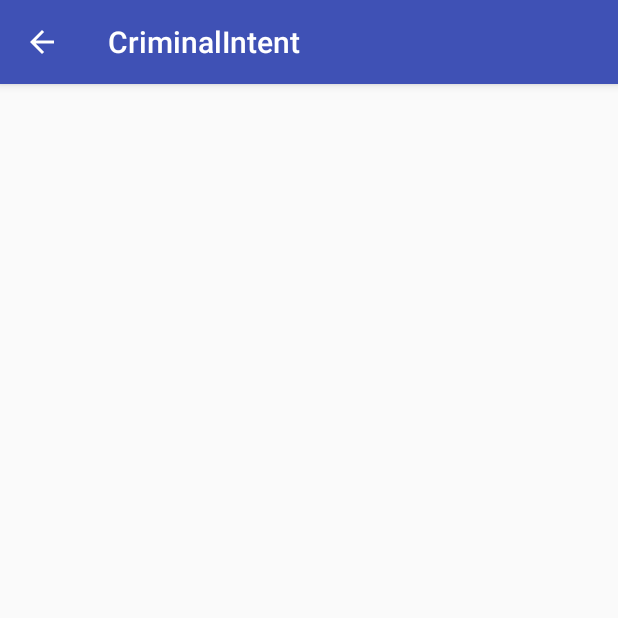
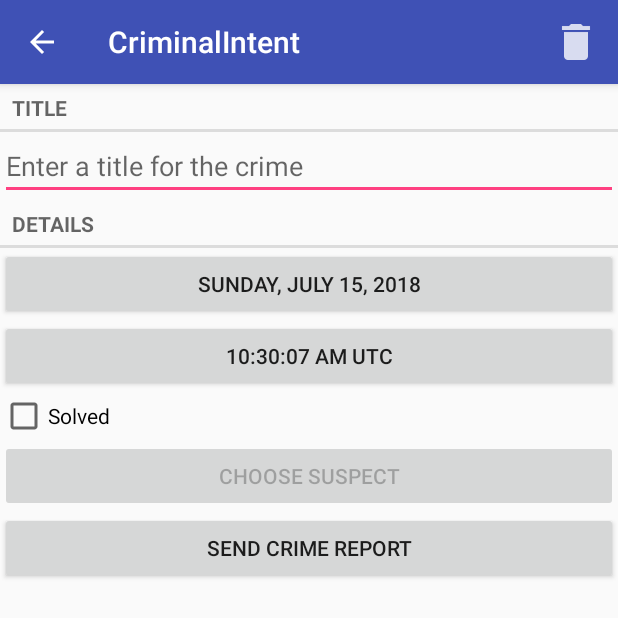
Before and after one commit to DelmarZhao/BigNerdRanchAndroid, an Android app: the screen it shows after launch (CrimePagerActivity), after a tap on "New Crime", on a phone screen of 412 x 824 dp, the top half of it. Run offline under Robolectric (Android 15) with nearby library versions, the phone set to English and light mode, and no system bars.

Commit message:
Added delete, suspect, and report sending features. CH15 P303

```diff
--- a/CriminalIntent/app/src/main/java/com/bignerdranch/android/criminalintent/Crime.java
+++ b/CriminalIntent/app/src/main/java/com/bignerdranch/android/criminalintent/Crime.java
@@ -8,9 +8,14 @@ public class Crime {
     private String mTitle;
     private Date mDate;
     private boolean mSolved;
+    private String mSuspect;
 
-    public Crime() {
-        mId = UUID.randomUUID();
+    public Crime(){
+        this(UUID.randomUUID());
+    }
+
+    public Crime(UUID id) {
+        mId = id;
         mDate = new Date();
     }
 
@@ -41,4 +46,12 @@ public class Crime {
     public void setSolved(boolean solved) {
         mSolved = solved;
     }
+
+    public String getSuspect() {
+        return mSuspect;
+    }
+
+    public void setSuspect(String suspect) {
+        mSuspect = suspect;
+    }
 }
--- a/CriminalIntent/app/src/main/java/com/bignerdranch/android/criminalintent/CrimeFragment.java
+++ b/CriminalIntent/app/src/main/java/com/bignerdranch/android/criminalintent/CrimeFragment.java
@@ -2,13 +2,21 @@ package com.bignerdranch.android.criminalintent;
 
 import android.app.Activity;
 import android.content.Intent;
+import android.content.pm.PackageManager;
+import android.database.Cursor;
+import android.net.Uri;
 import android.os.Bundle;
+import android.provider.ContactsContract;
 import android.support.annotation.Nullable;
 import android.support.v4.app.Fragment;
 import android.support.v4.app.FragmentManager;
 import android.text.Editable;
 import android.text.TextWatcher;
+import android.text.format.DateFormat;
 import android.view.LayoutInflater;
+import android.view.Menu;
+import android.view.MenuInflater;
+import android.view.MenuItem;
 import android.view.View;
 import android.view.ViewGroup;
 import android.widget.Button;
@@ -17,7 +25,6 @@ import android.widget.CompoundButton;
 import android.widget.DatePicker;
 import android.widget.EditText;
 
-import java.text.DateFormat;
 import java.util.Date;
 import java.util.UUID;
 
@@ -31,7 +38,10 @@ public class CrimeFragment extends Fragment {
     private static final int REQUEST_DATE = 0;
 
     private static final String DIALOG_TIME = "DialogTime";
+
     private static final int REQUEST_TIME = 1;
+
+    private static final int REQUEST_CONTACT = 2;
 
 
     private Crime mCrime;
@@ -39,6 +49,8 @@ public class CrimeFragment extends Fragment {
     private Button mDateButton;
     private Button mTimeButton;
     private CheckBox mSolvedCheckBox;
+    private Button mReportButton;
+    private Button mSuspectButton;
 
 
     public static CrimeFragment newInstance(UUID crimeId){
@@ -54,6 +66,7 @@ public class CrimeFragment extends Fragment {
         super.onCreate(savedInstanceState);
         UUID crimeId = (UUID) getArguments().getSerializable(ARG_CRIME_ID);
         mCrime = CrimeLab.get(getActivity()).getCrime(crimeId);
+        setHasOptionsMenu(true);
     }
 
 
@@ -119,7 +132,60 @@ public class CrimeFragment extends Fragment {
             }
         });
 
+        mReportButton = (Button) v.findViewById(R.id.crime_report);
+        mReportButton.setOnClickListener(new View.OnClickListener(){
+            @Override
+            public void onClick(View v){
+                Intent i = new Intent(Intent.ACTION_SEND);
+                i.setType("text/plain");
+                i.putExtra(Intent.EXTRA_TEXT, getCrimeReport());
+                i.putExtra(Intent.EXTRA_SUBJECT, getString(R.string.crime_report_subject));
+                i = Intent.createChooser(i, getString(R.string.send_report));
+                startActivity(i);
+            }
+        });
+
+        final Intent pickContact = new Intent(Intent.ACTION_PICK,
+                ContactsContract.Contacts.CONTENT_URI);
+
+        mSuspectButton = (Button) v.findViewById(R.id.crime_suspect);
+        mSuspectButton.setOnClickListener(new View.OnClickListener(){
+            @Override
+            public void onClick(View v){
+                startActivityForResult(pickContact, REQUEST_CONTACT);
+            }
+        });
+
+        if (mCrime.getSuspect() != null){
+            mSuspectButton.setText(mCrime.getSuspect());
+        }
+
+        PackageManager packageManager = getActivity().getPackageManager();
+        if (packageManager.resolveActivity(pickContact, PackageManager.MATCH_DEFAULT_ONLY) == null){
+            mSuspectButton.setEnabled(false);
+        }
+
+
         return v;
+    }
+
+    @Override
+    public void onCreateOptionsMenu(Menu menu, MenuInflater inflater){
+        super.onCreateOptionsMenu(menu, inflater);
+        inflater.inflate(R.menu.fragment_crime, menu);
+    }
+
+
+    @Override public boolean onOptionsItemSelected(MenuItem item){
+        switch(item.getItemId()){
+            case R.id.delete_crime:
+                //TODO implement this
+                CrimeLab.get(getActivity()).deleteCrime(mCrime);
+                getActivity().finish();
+                return true;
+            default:
+                return super.onOptionsItemSelected(item);
+        }
     }
 
     @Override
@@ -132,19 +198,60 @@ public class CrimeFragment extends Fragment {
             Date date = (Date) data.getSerializableExtra(DatePickerFragment.EXTRA_DATE);
             mCrime.setDate(date);
             updateDate();
-        }
-
-        if (requestCode == REQUEST_TIME){
+        } else if (requestCode == REQUEST_TIME){
             Date date = (Date) data.getSerializableExtra(TimePickerFragment.EXTRA_TIME);
             mCrime.setDate(date);
             updateDate();
+        } else if (requestCode == REQUEST_CONTACT && data != null){
+            Uri contactUri = data.getData();
+            String[] queryFields = new String[] {ContactsContract.Contacts.DISPLAY_NAME};
+
+            Cursor c = getActivity().getContentResolver().query(contactUri, queryFields,
+                    null, null, null);
+            try{
+                if (c.getCount() == 0){
+                    return;
+                }
+
+                c.moveToFirst();
+                String suspect = c.getString(0);
+                mCrime.setSuspect(suspect);
+                mSuspectButton.setText(suspect);
+            } finally {
+                c.close();
+            }
         }
     }
 
     private void updateDate() {
-        DateFormat dateFormat = DateFormat.getDateInstance(DateFormat.FULL);
-        DateFormat timeFormat = DateFormat.getTimeInstance(DateFormat.LONG);
+        java.text.DateFormat dateFormat = java.text.DateFormat.getDateInstance(java.text.DateFormat.FULL);
+        java.text.DateFormat timeFormat = java.text.DateFormat.getTimeInstance(java.text.DateFormat.LONG);
         mDateButton.setText(dateFormat.format(mCrime.getDate()));
         mTimeButton.setText(timeFormat.format(mCrime.getDate()));
     }
+
+    private String getCrimeReport(){
+        String solvedString = null;
+        if(mCrime.isSolved()){
+            solvedString = getString(R.string.crime_report_solved);
+        } else{
+            solvedString = getString(R.string.crime_report_unsolved);
+        }
+
+        String dateFormat = "EEE, MMM dd";
+        String dateString = DateFormat.format(dateFormat, mCrime.getDate()).toString();
+
+        String suspect = mCrime.getSuspect();
+
+        if (suspect == null){
+            suspect = getString(R.string.crime_report_no_suspect);
+        } else{
+            suspect = getString(R.string.crime_report_suspect, suspect);
+        }
+
+        String report = getString(R.string.crime_report, mCrime.getTitle(),
+                dateString, solvedString, suspect);
+
+        return report;
+    }
 }
--- a/CriminalIntent/app/src/main/java/com/bignerdranch/android/criminalintent/CrimeLab.java
+++ b/CriminalIntent/app/src/main/java/com/bignerdranch/android/criminalintent/CrimeLab.java
@@ -5,6 +5,8 @@ import android.content.ContentValues;
 import android.content.Context;
 import android.database.Cursor;
 import android.database.sqlite.SQLiteDatabase;
+
+import com.bignerdranch.android.criminalintent.database.CrimeCursorWrapper;
 import com.bignerdranch.android.criminalintent.database.CrimeDbSchema.CrimeTable;
 
 import com.bignerdranch.android.criminalintent.database.CrimeBaseHelper;
@@ -39,9 +41,28 @@ public class CrimeLab {
 
     }
 
+    public void deleteCrime(Crime crime){
+        mDatabase.delete(CrimeTable.NAME, CrimeTable.Cols.UUID + " = ?",
+                new String[] {crime.getId().toString()});
+    }
+
     public List<Crime> getCrimes(){
-        return new ArrayList<>();
+        List<Crime> crimes = new ArrayList<>();
 
+        CrimeCursorWrapper cursor = queryCrimes(null, null);
+
+        try{
+            cursor.moveToFirst();
+            while(!cursor.isAfterLast()){
+                crimes.add(cursor.getCrime());
+                cursor.moveToNext();
+            }
+
+        } finally {
+            cursor.close();
+        }
+
+        return crimes;
     }
 
     private static ContentValues getContentValues(Crime crime){
@@ -50,12 +71,26 @@ public class CrimeLab {
         values.put(CrimeTable.Cols.TITLE, crime.getTitle());
         values.put(CrimeTable.Cols.DATE, crime.getDate().getTime());
         values.put(CrimeTable.Cols.SOLVED, crime.isSolved() ? 1 : 0);
+        values.put(CrimeTable.Cols.SUSPECT, crime.getSuspect());
 
         return values;
     }
 
     public Crime getCrime(UUID id){
-        return null;
+        CrimeCursorWrapper cursor = queryCrimes(
+        CrimeTable.Cols.UUID + " = ?", new String[] {id.toString()}
+        );
+
+        try{
+            if (cursor.getCount() == 0){
+                return null;
+            }
+
+            cursor .moveToFirst();
+            return cursor.getCrime();
+        } finally {
+            cursor.close();
+        }
     }
 
     public void updateCrime(Crime crime){
@@ -67,7 +102,7 @@ public class CrimeLab {
                 new String[] { uuidString});
     }
 
-    private Cursor queryCrimes(String whereClause, String[] whereArgs){
+    private CrimeCursorWrapper queryCrimes(String whereClause, String[] whereArgs){
         Cursor cursor = mDatabase.query(CrimeTable.NAME,
                 null,
                 whereClause,
@@ -77,6 +112,6 @@ public class CrimeLab {
                 null
         );
 
-        return cursor;
+        return new CrimeCursorWrapper(cursor);
     }
 }
--- a/CriminalIntent/app/src/main/java/com/bignerdranch/android/criminalintent/CrimeListFragment.java
+++ b/CriminalIntent/app/src/main/java/com/bignerdranch/android/criminalintent/CrimeListFragment.java
@@ -115,6 +115,7 @@ public class CrimeListFragment extends Fragment {
             mAdapter = new CrimeAdapter(crimes);
             mCrimeRecyclerView.setAdapter(mAdapter);
         } else {
+            mAdapter.setCrimes(crimes);
             mAdapter.notifyDataSetChanged();
         }
         updateSubtitle();
@@ -177,5 +178,9 @@ public class CrimeListFragment extends Fragment {
         public int getItemCount() {
             return mCrimes.size();
         }
+
+        public void setCrimes(List<Crime> crimes){
+            mCrimes = crimes;
+        }
     }
 }
--- a/CriminalIntent/app/src/main/java/com/bignerdranch/android/criminalintent/database/CrimeBaseHelper.java
+++ b/CriminalIntent/app/src/main/java/com/bignerdranch/android/criminalintent/database/CrimeBaseHelper.java
@@ -22,7 +22,8 @@ public class CrimeBaseHelper extends SQLiteOpenHelper {
                 CrimeTable.Cols.UUID + ", " +
                 CrimeTable.Cols.TITLE + ", " +
                 CrimeTable.Cols.DATE + ", " +
-                CrimeTable.Cols.SOLVED +
+                CrimeTable.Cols.SOLVED + ", " +
+                CrimeTable.Cols.SUSPECT +
                 ")"
         );
 
--- /dev/null
+++ b/CriminalIntent/app/src/main/java/com/bignerdranch/android/criminalintent/database/CrimeCursorWrapper.java
@@ -0,0 +1,32 @@
+package com.bignerdranch.android.criminalintent.database;
+
+import android.database.Cursor;
+import android.database.CursorWrapper;
+import com.bignerdranch.android.criminalintent.database.CrimeDbSchema.CrimeTable;
+import com.bignerdranch.android.criminalintent.Crime;
+
+import java.util.Date;
+import java.util.UUID;
+
+
+public class CrimeCursorWrapper extends CursorWrapper {
+    public CrimeCursorWrapper(Cursor cursor){
+        super(cursor);
+    }
+
+    public Crime getCrime(){
+        String uuidString = getString(getColumnIndex(CrimeTable.Cols.UUID));
+        String title = getString(getColumnIndex(CrimeTable.Cols.TITLE));
+        long date = getLong(getColumnIndex(CrimeTable.Cols.DATE));
+        int isSolved = getInt(getColumnIndex(CrimeTable.Cols.SOLVED));
+        String suspect = getString(getColumnIndex((CrimeTable.Cols.SUSPECT)));
+
+        Crime crime = new Crime(UUID.fromString(uuidString));
+        crime.setTitle(title);
+        crime.setDate(new Date(date));
+        crime.setSolved(isSolved != 0);
+        crime.setSuspect(suspect);
+
+        return crime;
+    }
+}
--- a/CriminalIntent/app/src/main/java/com/bignerdranch/android/criminalintent/database/CrimeDbSchema.java
+++ b/CriminalIntent/app/src/main/java/com/bignerdranch/android/criminalintent/database/CrimeDbSchema.java
@@ -10,6 +10,7 @@ public class CrimeDbSchema {
             public static final String TITLE = "title";
             public static final String DATE = "date";
             public static final String SOLVED = "sovled";
+            public static final String SUSPECT = "suspect";
         }
     }
 }
--- a/CriminalIntent/app/src/main/res/layout/fragment_crime.xml
+++ b/CriminalIntent/app/src/main/res/layout/fragment_crime.xml
@@ -39,4 +39,16 @@
         android:layout_height="wrap_content"
         android:text="@string/crime_solved_label"/>
 
+    <Button
+        android:id="@+id/crime_suspect"
+        android:layout_width="match_parent"
+        android:layout_height="wrap_content"
+        android:text="@string/crime_suspect_text" />
+
+    <Button
+        android:id="@+id/crime_report"
+        android:layout_width="match_parent"
+        android:layout_height="wrap_content"
+        android:text="@string/crime_report_text" />
+
 </LinearLayout>
--- /dev/null
+++ b/CriminalIntent/app/src/main/res/menu/fragment_crime.xml
@@ -0,0 +1,10 @@
+<?xml version="1.0" encoding="utf-8"?>
+<menu
+    xmlns:android="http://schemas.android.com/apk/res/android"
+    xmlns:app="http://schemas.android.com/apk/res-auto">
+    <item
+        android:id="@+id/delete_crime"
+        android:icon="@drawable/ic_menu_delete"
+        android:title="@string/delete_crime"
+        app:showAsAction="ifRoom|withText"/>
+</menu>
--- a/CriminalIntent/app/src/main/res/values/strings.xml
+++ b/CriminalIntent/app/src/main/res/values/strings.xml
@@ -6,7 +6,21 @@
     <string name="crime_solved_label">Solved</string>
     <string name="date_picker_title">Date of crime:</string>
     <string name="new_crime">New Crime</string>
+    <string name="delete_crime">Delete Crime</string>
     <string name="show_subtitle">Show Subtitle</string>
     <string name="hide_subtitle">Hide Subtitle</string>
     <string name="subtitle_format">%1$d crimes</string>
+    <string name="crime_suspect_text">Choose Suspect</string>
+    <string name="crime_report_text">Send Crime Report</string>
+    <string name="crime_report">%1$s!
+        The crime was discovered on %2$s. %3$s, and %4$s
+    </string>
+    <string name="crime_report_solved">The case is solved</string>
+    <string name="crime_report_unsolved">The case is not solved</string>
+    <string name="crime_report_no_suspect">there is no suspect</string>
+    <string name="crime_report_suspect">the suspect is %s</string>
+    <string name="crime_report_subject">CriminalIntent Crime Report</string>
+    <string name="send_report">Send crime report via</string>
+
+
 </resources>
```
Also changed, not shown: CriminalIntent/app/src/main/res/drawable-hdpi/ic_menu_delete.png (added), CriminalIntent/app/src/main/res/drawable-mdpi/ic_menu_delete.png (added), CriminalIntent/app/src/main/res/drawable-xhdpi/ic_menu_delete.png (added), CriminalIntent/app/src/main/res/drawable-xxhdpi/ic_menu_delete.png (added).
